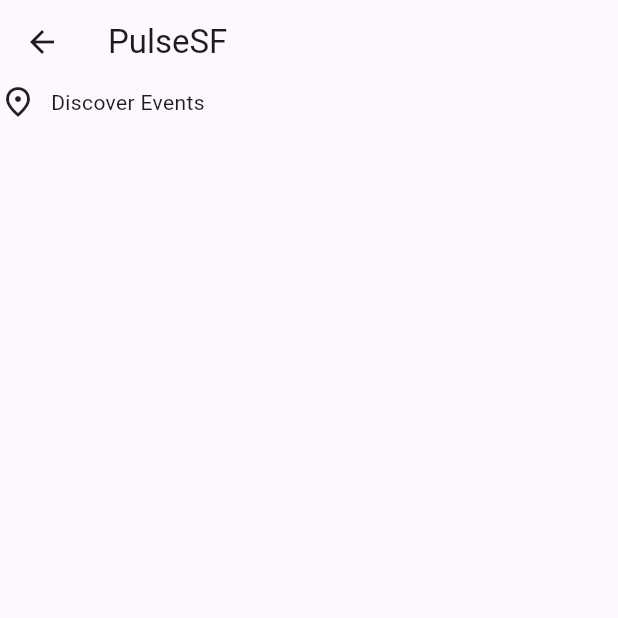
After one commit to CaioLCM/PulseSF, a Flutter app: the screen it shows after launch, after a tap on "Log in", on a phone screen of 412 x 824 dp, the top half of it. The commit adds this screen. Run offline on Flutter 3.47's test engine with Material 3 defaults, Android fonts, the phone set to English and light mode, and no system bars.

Commit message:
Add the option to login

```diff
--- a/lib/Widgets/Main/logInButton.dart
+++ b/lib/Widgets/Main/logInButton.dart
@@ -1,10 +1,13 @@
 import 'package:flutter/material.dart';
+import 'package:pulsesf/pages/mainPage.dart';
 
 class Loginbutton extends StatelessWidget{
 
   @override
   Widget build(BuildContext context) {
-      return ElevatedButton(onPressed: null, child: Text("Log in"),
+      return ElevatedButton(onPressed: () => {
+        Navigator.push(context, MaterialPageRoute(builder: (builder) => Mainpage()))
+      }, child: Text("Log in"),
                   style: ElevatedButton.styleFrom(
                     backgroundColor: Colors.deepPurple,
                     padding: EdgeInsets.symmetric(horizontal: 50, vertical: 8),
--- /dev/null
+++ b/lib/pages/mainPage.dart
@@ -0,0 +1,22 @@
+import 'package:flutter/material.dart';
+
+class Mainpage extends StatelessWidget {
+  @override
+  Widget build(BuildContext context) {
+    return Scaffold(
+      appBar: AppBar(title: Text("PulseSF"),),
+      body: Column(
+        children: [
+
+          Row(
+            children: [
+              Icon(Icons.place_outlined),
+              SizedBox(width: 10),
+              Text("Discover Events"),
+            ],
+          ),
+        ],
+      ),
+    );
+  }
+}
```
